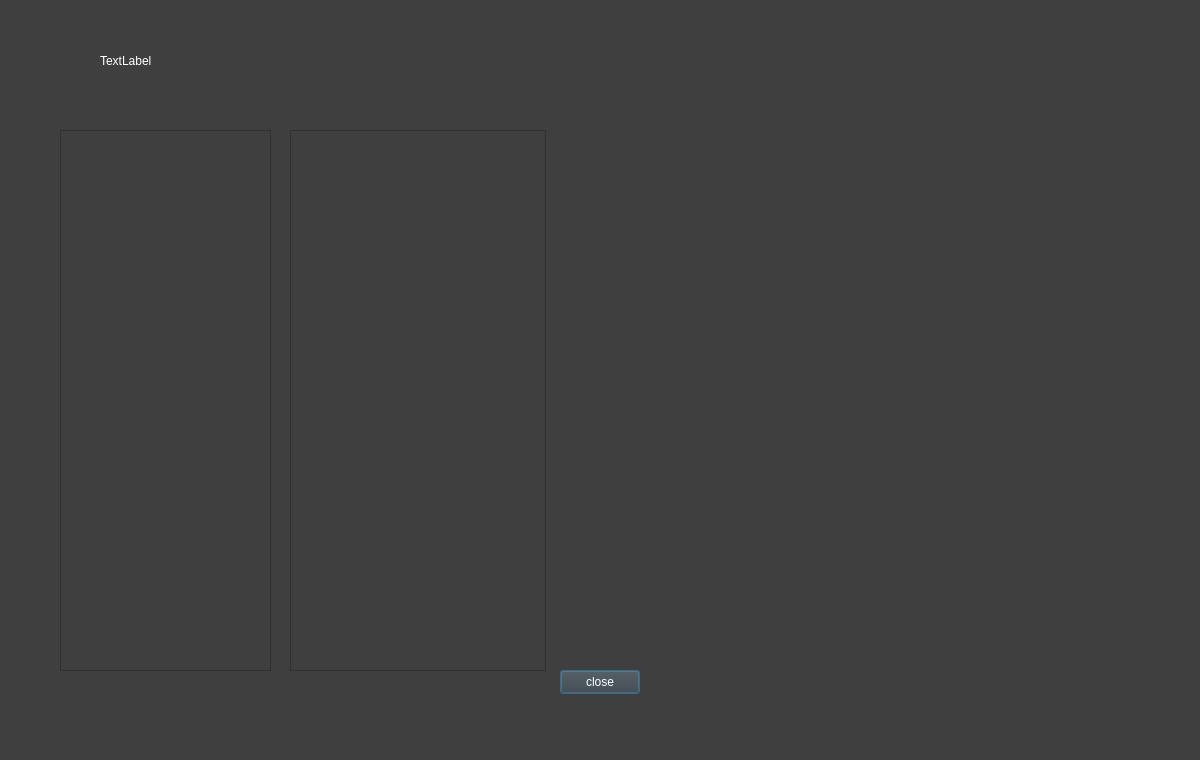
Before: the Qt Designer form untitled52/persona.ui in 0schweps0/studhelper, drawn with Qt 5.
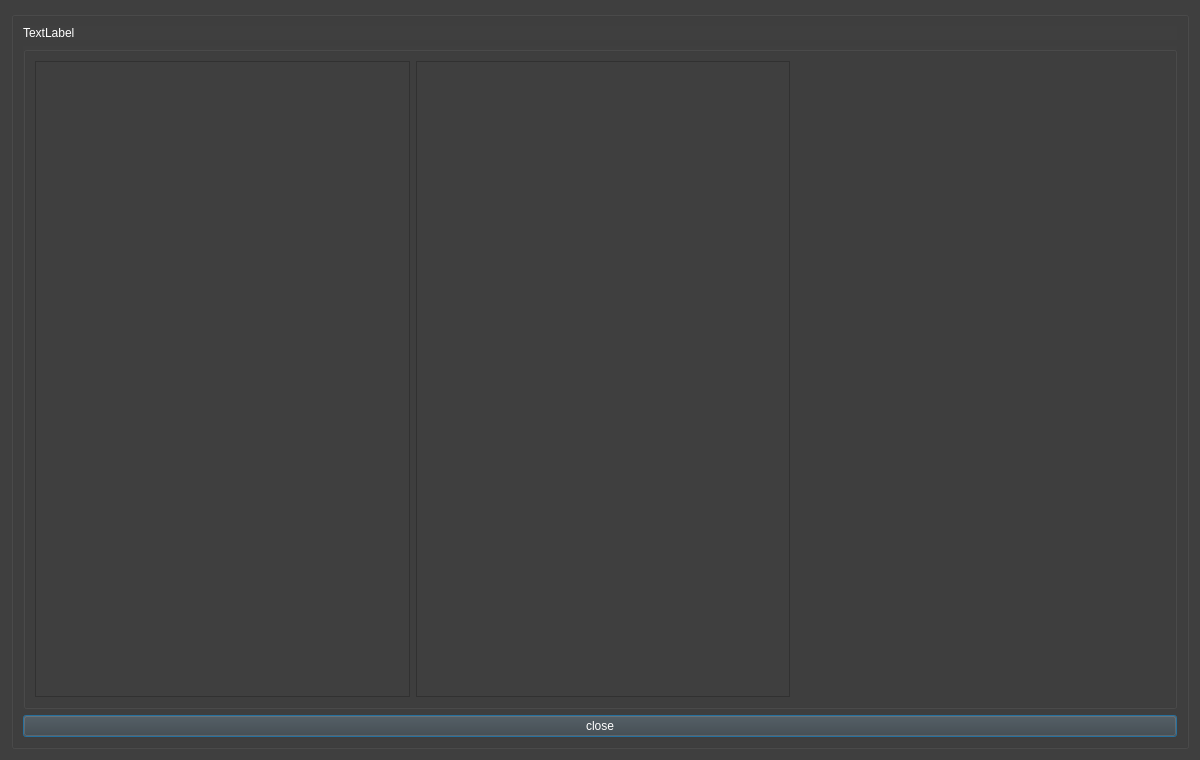
After: the same form once the commit is applied. Icons and pictures are not drawn.

Diff of the .ui file:
```diff
--- a/untitled52/persona.ui
+++ b/untitled52/persona.ui
@@ -18,52 +18,59 @@
 background-image: url(:/img/hse.png);
 color: rgb(255, 255, 255);</string>
   </property>
-  <widget class="QPushButton" name="pushButton">
-   <property name="geometry">
-    <rect>
-     <x>560</x>
-     <y>670</y>
-     <width>80</width>
-     <height>24</height>
-    </rect>
-   </property>
-   <property name="text">
-    <string>close</string>
-   </property>
-  </widget>
+  <layout class="QVBoxLayout" name="verticalLayout_2">
+   <item>
+    <widget class="QGroupBox" name="groupBox_2">
+     <property name="title">
+      <string/>
+     </property>
+     <layout class="QVBoxLayout" name="verticalLayout">
+      <item>
   <widget class="QLabel" name="label">
-   <property name="geometry">
-    <rect>
-     <x>100</x>
-     <y>40</y>
-     <width>281</width>
-     <height>41</height>
-    </rect>
-   </property>
    <property name="text">
     <string>TextLabel</string>
    </property>
   </widget>
-  <widget class="QTextBrowser" name="textBrowser">
-   <property name="geometry">
-    <rect>
-     <x>60</x>
-     <y>130</y>
-     <width>211</width>
-     <height>541</height>
-    </rect>
-   </property>
-  </widget>
-  <widget class="QTextBrowser" name="textBrowser_2">
-   <property name="geometry">
-    <rect>
-     <x>290</x>
-     <y>130</y>
-     <width>256</width>
-     <height>541</height>
-    </rect>
-   </property>
-  </widget>
+      </item>
+      <item>
+       <widget class="QGroupBox" name="groupBox">
+        <property name="title">
+         <string/>
+        </property>
+        <layout class="QHBoxLayout" name="horizontalLayout">
+         <item>
+          <widget class="QTextBrowser" name="textBrowser"/>
+         </item>
+         <item>
+          <widget class="QTextBrowser" name="textBrowser_2"/>
+         </item>
+         <item>
+          <spacer name="horizontalSpacer">
+           <property name="orientation">
+            <enum>Qt::Orientation::Horizontal</enum>
+           </property>
+           <property name="sizeHint" stdset="0">
+            <size>
+             <width>371</width>
+             <height>20</height>
+            </size>
+           </property>
+          </spacer>
+         </item>
+        </layout>
+       </widget>
+      </item>
+      <item>
+       <widget class="QPushButton" name="pushButton">
+        <property name="text">
+         <string>close</string>
+        </property>
+       </widget>
+      </item>
+     </layout>
+    </widget>
+   </item>
+  </layout>
  </widget>
  <resources/>
  <connections/>
```
Lines whose indentation alone changed are shown as unchanged.
